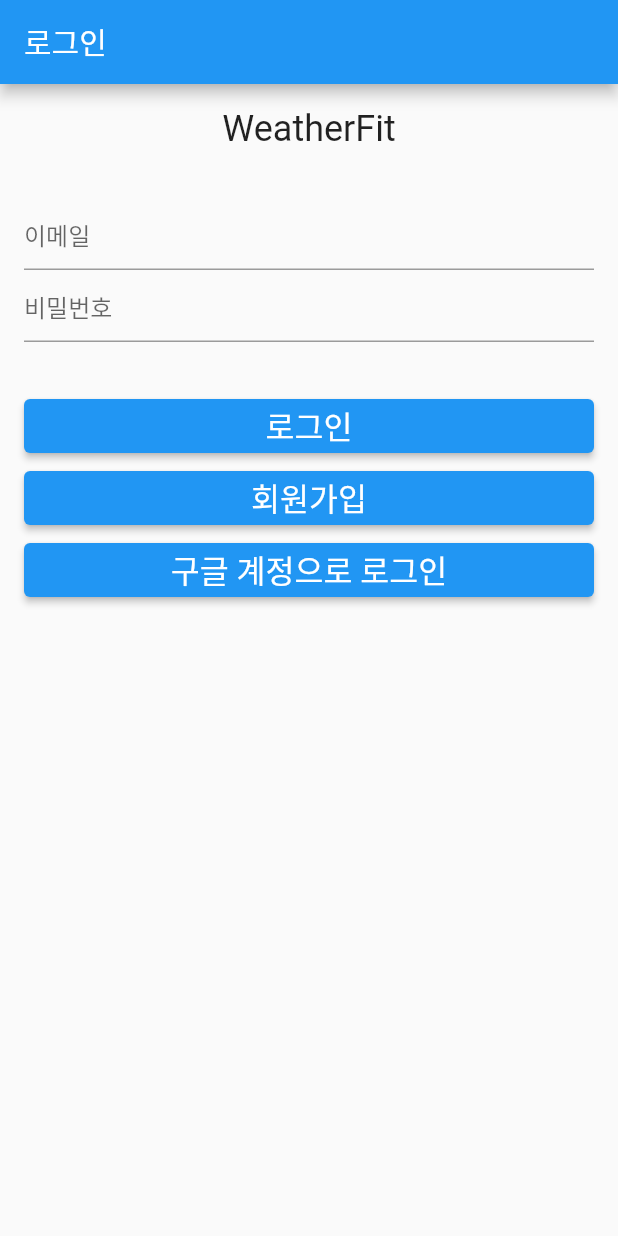
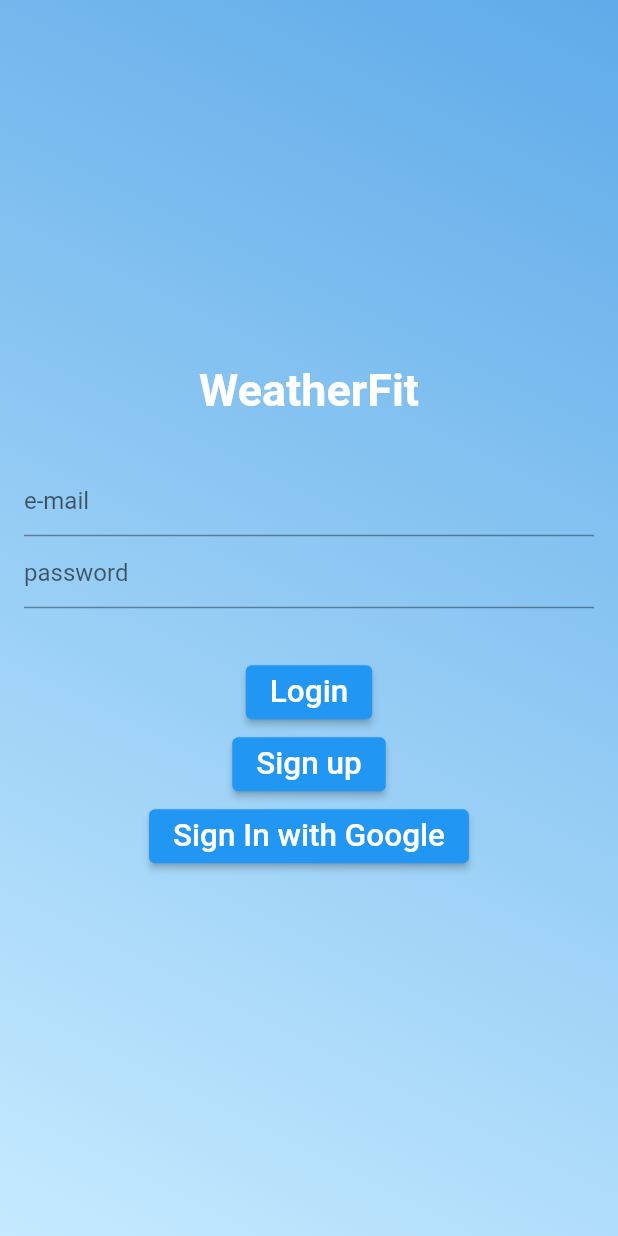
Before and after one commit to Weather-Fit/Weatherfit-Flutter, a Flutter app: the screen it shows after launch, on a phone screen of 412 x 824 dp. Run offline on Flutter 3.47's test engine with Material 2 defaults, Android fonts, the phone set to English and light mode, and no system bars; our stand-ins replace firebase_auth, firebase_core, google_sign_in; accounts and stored records are empty.

Commit message:
로그인뷰 수정

```diff
--- a/lib/Login/View/LoginView.dart
+++ b/lib/Login/View/LoginView.dart
@@ -21,18 +21,31 @@ class _LoginViewState extends State<LoginView> {
       builder: (context, authService, child) {
         final user = authService.currentUser();
         return Scaffold(
-          appBar: AppBar(title: Text("로그인")),
-          body: SingleChildScrollView(
+          body: Container(
+            width: double.infinity,
+            height: double.infinity,
+            decoration: BoxDecoration(
+                gradient: LinearGradient(
+                    begin: Alignment.topRight,
+                    end: Alignment.bottomLeft,
+                    colors: [
+                  Color.fromARGB(255, 95, 171, 233),
+                  Color.fromARGB(255, 197, 234, 255)
+                ])),
+            alignment: Alignment.center,
+            child: SingleChildScrollView(
               padding: const EdgeInsets.all(16),
               child: Column(
-              crossAxisAlignment: CrossAxisAlignment.stretch,
+                mainAxisAlignment: MainAxisAlignment.center,
+                crossAxisAlignment: CrossAxisAlignment.center,
                 children: [
                   Center(
                     child: Text(
                       "WeatherFit",
                       style: TextStyle(
-                      fontSize: 24,
-                    ),
+                          fontSize: 30,
+                          fontWeight: FontWeight.bold,
+                          color: Colors.white),
                     ),
                   ),
                   SizedBox(height: 32),
@@ -40,20 +53,20 @@ class _LoginViewState extends State<LoginView> {
                   /// 이메일
                   TextField(
                     controller: emailController,
-                  decoration: InputDecoration(hintText: "이메일"),
+                    decoration: InputDecoration(hintText: "e-mail"),
                   ),
 
                   /// 비밀번호
                   TextField(
                     controller: passwordController,
                     obscureText: true, // 비밀번호 안보이게
-                  decoration: InputDecoration(hintText: "비밀번호"),
+                    decoration: InputDecoration(hintText: "password"),
                   ),
                   SizedBox(height: 32),
 
                   /// 로그인 버튼
                   ElevatedButton(
-                  child: Text("로그인", style: TextStyle(fontSize: 21)),
+                    child: Text("Login", style: TextStyle(fontSize: 21)),
                     onPressed: () {
                       // 로그인
                       authService.signIn(
@@ -85,7 +98,7 @@ class _LoginViewState extends State<LoginView> {
 
                   /// 회원가입 버튼
                   ElevatedButton(
-                  child: Text("회원가입", style: TextStyle(fontSize: 21)),
+                    child: Text("Sign up", style: TextStyle(fontSize: 21)),
                     onPressed: () {
                       // 회원가입 화면으로 이동
                       Navigator.push(
@@ -97,7 +110,8 @@ class _LoginViewState extends State<LoginView> {
 
                   /// 구글 계정으로 로그인 버튼
                   ElevatedButton(
-                  child: Text("구글 계정으로 로그인", style: TextStyle(fontSize: 21)),
+                    child: Text("Sign In with Google",
+                        style: TextStyle(fontSize: 21)),
                     onPressed: () {
                       // 구글 계정으로 로그인
                       authService.signnInWithGoogle(
@@ -125,6 +139,7 @@ class _LoginViewState extends State<LoginView> {
                     },
                   ),
                 ],
+              ),
             ),
           ),
         );
```
Lines whose indentation alone changed are shown as unchanged.
